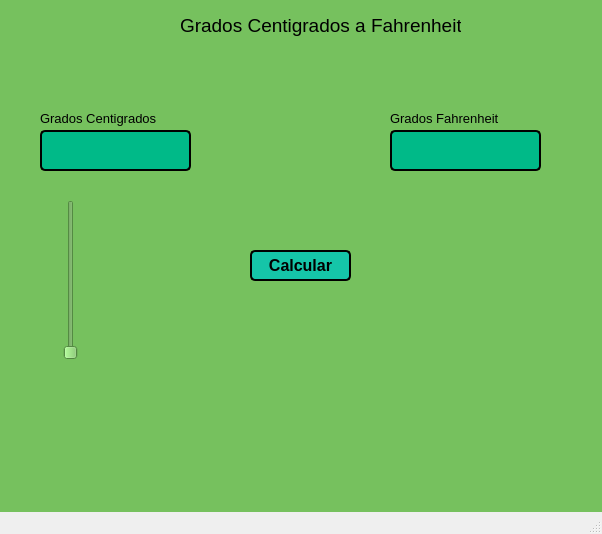
Above: Unidad 2/Tarea Unidad 2/T01_Cambio de grados centigrados a Fahrenheit.ui from celineazs/PIP_2025_1_Eq3 before the change. Below: the same form after it.
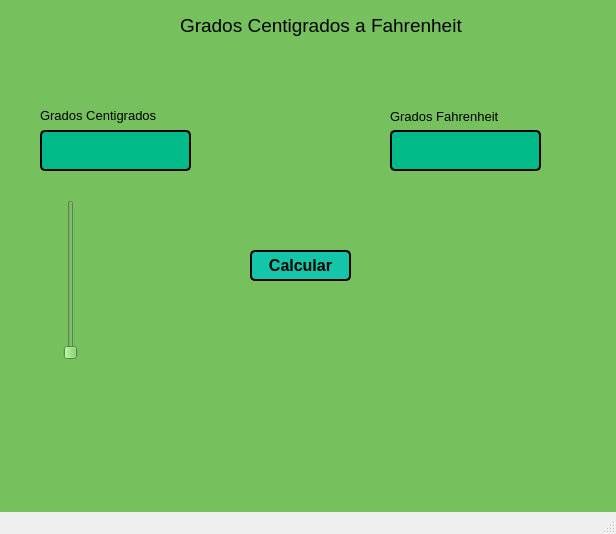
That is the form after the change. Icons and pictures are not drawn.

Diff of the .ui file:
```diff
--- a/Unidad 2/Tarea Unidad 2/T01_Cambio de grados centigrados a Fahrenheit.ui
+++ b/Unidad 2/Tarea Unidad 2/T01_Cambio de grados centigrados a Fahrenheit.ui
@@ -6,7 +6,7 @@
    <rect>
     <x>0</x>
     <y>0</y>
-    <width>602</width>
+    <width>616</width>
     <height>534</height>
    </rect>
   </property>
@@ -25,7 +25,7 @@
      <rect>
       <x>180</x>
       <y>10</y>
-      <width>281</width>
+      <width>341</width>
       <height>31</height>
      </rect>
     </property>
@@ -78,9 +78,9 @@
     <property name="geometry">
      <rect>
       <x>40</x>
-      <y>110</y>
-      <width>121</width>
-      <height>16</height>
+      <y>105</y>
+      <width>161</width>
+      <height>21</height>
      </rect>
     </property>
     <property name="font">
@@ -96,9 +96,9 @@
     <property name="geometry">
      <rect>
       <x>390</x>
-      <y>110</y>
-      <width>111</width>
-      <height>16</height>
+      <y>106</y>
+      <width>151</width>
+      <height>20</height>
      </rect>
     </property>
     <property name="font">
@@ -157,8 +157,8 @@
    <widget class="QLabel" name="label_6">
     <property name="geometry">
      <rect>
-      <x>480</x>
-      <y>10</y>
+      <x>510</x>
+      <y>0</y>
       <width>101</width>
       <height>71</height>
      </rect>
@@ -176,8 +176,8 @@
    <widget class="QLabel" name="label_7">
     <property name="geometry">
      <rect>
-      <x>440</x>
-      <y>360</y>
+      <x>470</x>
+      <y>370</y>
       <width>141</width>
       <height>121</height>
      </rect>
```
Left out of the diff: 4 changed lines with no effect on the pictures.
